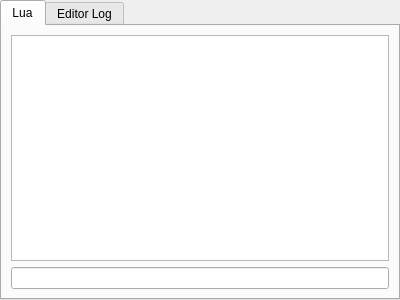
First picture: the form in packages/EditorConsole/console.ui, repository lihaochen910/Candy, before the edit.
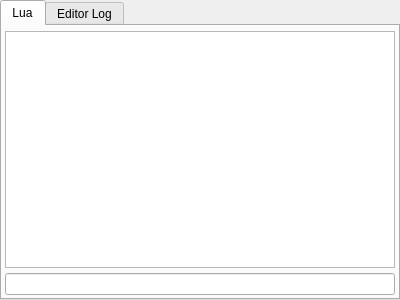
Second picture: the form after the edit.

Diff of the .ui file:
```diff
--- a/packages/EditorConsole/console.ui
+++ b/packages/EditorConsole/console.ui
@@ -39,6 +39,21 @@
        <string>Lua</string>
       </attribute>
       <layout class="QVBoxLayout" name="verticalLayout_3">
+       <property name="spacing">
+        <number>5</number>
+       </property>
+       <property name="leftMargin">
+        <number>3</number>
+       </property>
+       <property name="topMargin">
+        <number>5</number>
+       </property>
+       <property name="rightMargin">
+        <number>3</number>
+       </property>
+       <property name="bottomMargin">
+        <number>3</number>
+       </property>
        <item>
         <widget class="QTextEdit" name="luaConsoleOutput">
          <property name="font">
```
Left out of the diff: 25 changed lines with no effect on the pictures.
